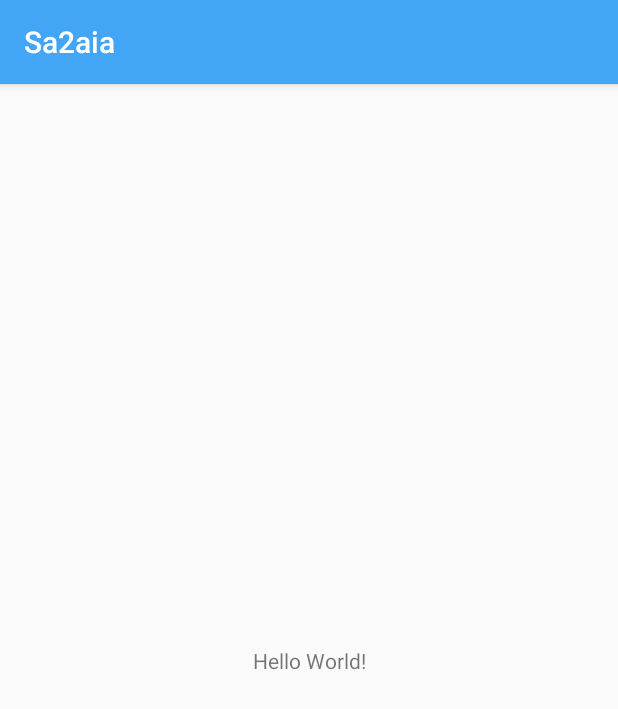
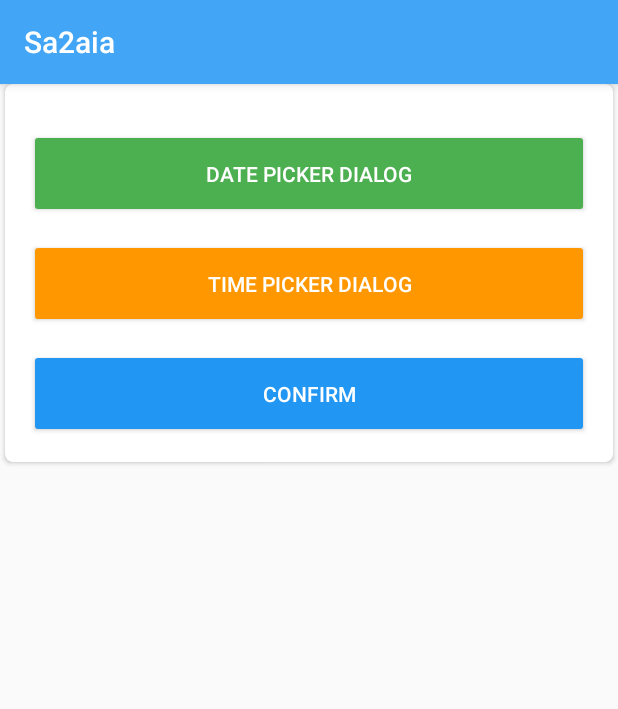
Before and after one commit to Ios-Poc/seqaya-android, an Android app: the screen it shows after launch (MainActivity), on a phone screen of 412 x 824 dp. Shown: the top 709 px of the screen. Run offline under Robolectric (Android 15) with nearby library versions, the phone set to English and light mode, and no system bars.

Commit message:
Date and Time

```diff
--- a/app/build.gradle
+++ b/app/build.gradle
@@ -22,6 +22,8 @@ dependencies {
     implementation fileTree(dir: 'libs', include: ['*.jar'])
     implementation 'com.android.support:appcompat-v7:26.1.0'
     implementation 'com.android.support.constraint:constraint-layout:1.0.2'
+    compile 'com.android.support:cardview-v7:23.3.+'
+    implementation 'com.android.support:support-v4:26.0.0-beta1'
     testImplementation 'junit:junit:4.12'
     androidTestImplementation 'com.android.support.test:runner:1.0.1'
     androidTestImplementation 'com.android.support.test.espresso:espresso-core:3.0.1'
--- a/app/src/main/java/com/ntg/user/sa2aia/MainActivity.java
+++ b/app/src/main/java/com/ntg/user/sa2aia/MainActivity.java
@@ -1,5 +1,7 @@
 package com.ntg.user.sa2aia;
 
+import android.support.v4.app.FragmentManager;
+import android.support.v4.app.FragmentTransaction;
 import android.support.v7.app.AppCompatActivity;
 import android.os.Bundle;
 
@@ -9,5 +11,11 @@ public class MainActivity extends AppCompatActivity {
     protected void onCreate(Bundle savedInstanceState) {
         super.onCreate(savedInstanceState);
         setContentView(R.layout.activity_main);
+        FragmentManager fragmentManager=getSupportFragmentManager();
+        FragmentTransaction fragmentTransaction=fragmentManager.beginTransaction();
+        fragmentTransaction.replace(R.id.container,new dateAndTimeFragment());
+        fragmentTransaction.commit();
+
+
     }
 }
--- /dev/null
+++ b/app/src/main/java/com/ntg/user/sa2aia/dateAndTimeFragment.java
@@ -0,0 +1,84 @@
+package com.ntg.user.sa2aia;
+
+
+import android.app.DatePickerDialog;
+import android.app.TimePickerDialog;
+import android.os.Bundle;
+import android.support.annotation.Nullable;
+import android.support.v4.app.Fragment;
+import android.view.LayoutInflater;
+import android.view.View;
+import android.view.ViewGroup;
+import android.widget.Button;
+import android.widget.DatePicker;
+import android.widget.TimePicker;
+
+import java.text.DateFormat;
+import java.util.Calendar;
+
+
+/**
+ * A simple {@link Fragment} subclass.
+ */
+public class dateAndTimeFragment extends Fragment implements View.OnClickListener {
+    View view;
+    private Button btn_dialog_1, btn_dialog_2, btn_dialog_confirm;
+    Calendar calendar;
+
+
+    @Override
+    public View onCreateView(LayoutInflater inflater, ViewGroup container,
+                             Bundle savedInstanceState) {
+        // Inflate the layout for this fragment
+        view = inflater.inflate(R.layout.fragment_date_and_time, container, false);
+        btn_dialog_1 = view.findViewById(R.id.btn_dialog_1);
+        btn_dialog_2 = view.findViewById(R.id.btn_dialog_2);
+        btn_dialog_confirm = view.findViewById(R.id.btn_dialog_confirm);
+
+        return view;
+    }
+
+    @Override
+    public void onActivityCreated(@Nullable Bundle savedInstanceState) {
+        super.onActivityCreated(savedInstanceState);
+
+        calendar=Calendar.getInstance();
+        btn_dialog_1.setOnClickListener(this);
+        btn_dialog_2.setOnClickListener(this);
+        btn_dialog_confirm.setOnClickListener(this);
+
+    }
+
+    @Override
+    public void onClick(View view) {
+        switch (view.getId()){
+            case R.id.btn_dialog_1:
+                DatePickerDialog datePickerDialog = new DatePickerDialog(getContext(), new DatePickerDialog.OnDateSetListener() {
+                    @Override
+                    public void onDateSet(DatePicker view, int year, int monthOfYear, int dayOfMonth) {
+                        calendar.set(Calendar.YEAR, year);
+                        calendar.set(Calendar.MONTH, monthOfYear);
+                        calendar.set(Calendar.DAY_OF_MONTH, dayOfMonth);
+                        String date = DateFormat.getDateInstance(DateFormat.MEDIUM).format(calendar.getTime());
+                        btn_dialog_1.setText(date);
+                    }
+                }, calendar.get(Calendar.YEAR), calendar.get(Calendar.MONTH), calendar.get(Calendar.DAY_OF_MONTH));
+                datePickerDialog.show();
+                break;
+
+            case R.id.btn_dialog_2:
+                TimePickerDialog timePickerDialog = new TimePickerDialog(getContext(), new TimePickerDialog.OnTimeSetListener() {
+                    @Override
+                    public void onTimeSet(TimePicker timePicker, int i, int i1) {
+                        calendar.set(Calendar.HOUR_OF_DAY, i);
+                        calendar.set(Calendar.MINUTE, i1);
+                        String time = DateFormat.getTimeInstance(DateFormat.SHORT).format(calendar.getTime());
+                        btn_dialog_2.setText(time);
+                    }
+                }, calendar.get(Calendar.HOUR_OF_DAY), calendar.get(Calendar.MINUTE), true);
+                timePickerDialog.show();
+                break;
+        }
+
+    }
+}
--- a/app/src/main/res/layout/activity_main.xml
+++ b/app/src/main/res/layout/activity_main.xml
@@ -1,18 +1,22 @@
 <?xml version="1.0" encoding="utf-8"?>
-<android.support.constraint.ConstraintLayout xmlns:android="http://schemas.android.com/apk/res/android"
+<LinearLayout xmlns:android="http://schemas.android.com/apk/res/android"
     xmlns:app="http://schemas.android.com/apk/res-auto"
     xmlns:tools="http://schemas.android.com/tools"
     android:layout_width="match_parent"
     android:layout_height="match_parent"
+    android:orientation="vertical"
     tools:context="com.ntg.user.sa2aia.MainActivity">
 
-    <TextView
-        android:layout_width="wrap_content"
-        android:layout_height="wrap_content"
-        android:text="Hello World!"
-        app:layout_constraintBottom_toBottomOf="parent"
-        app:layout_constraintLeft_toLeftOf="parent"
-        app:layout_constraintRight_toRightOf="parent"
-        app:layout_constraintTop_toTopOf="parent" />
 
-</android.support.constraint.ConstraintLayout>
+
+
+    <FrameLayout
+        android:id="@+id/container"
+        android:layout_width="match_parent"
+        android:layout_height="match_parent"></FrameLayout>
+
+
+
+
+
+</LinearLayout>
--- /dev/null
+++ b/app/src/main/res/layout/fragment_date_and_time.xml
@@ -0,0 +1,69 @@
+<FrameLayout xmlns:android="http://schemas.android.com/apk/res/android"
+    xmlns:tools="http://schemas.android.com/tools"
+    android:layout_width="match_parent"
+    android:layout_height="match_parent"
+    xmlns:app="http://schemas.android.com/apk/res-auto"
+    android:orientation="vertical"
+    tools:context="com.ntg.user.sa2aia.dateAndTimeFragment">
+
+    <!-- TODO: Update blank fragment layout -->
+    <android.support.v7.widget.CardView
+        android:layout_width="match_parent"
+        android:layout_height="wrap_content"
+        app:cardMaxElevation="5dp"
+        android:layout_marginLeft="3dp"
+        android:layout_marginRight="3dp"
+        android:layout_gravity="center_horizontal"
+        app:cardCornerRadius="5dp">
+    <LinearLayout
+        android:layout_width="match_parent"
+        android:layout_height="wrap_content"
+        android:orientation="vertical"
+        android:paddingBottom="16dp"
+        android:paddingLeft="16dp"
+        android:paddingRight="16dp"
+        android:paddingTop="16dp">
+
+    <Button
+        android:id="@+id/btn_dialog_1"
+        android:layout_width="match_parent"
+        android:layout_height="wrap_content"
+        android:layout_marginTop="14dp"
+        android:backgroundTint="#4CAF50"
+        android:padding="20dp"
+        android:text="Date Picker Dialog"
+        android:textColor="@color/white"
+        android:textSize="14sp" />
+
+    <Button
+        android:id="@+id/btn_dialog_2"
+        android:layout_width="match_parent"
+        android:layout_height="wrap_content"
+        android:layout_marginTop="14dp"
+        android:backgroundTint="#FF9800"
+        android:padding="20dp"
+        android:text="Time Picker Dialog"
+        android:textColor="@color/white"
+        android:textSize="14sp" />
+
+        <Button
+            android:id="@+id/btn_dialog_confirm"
+            android:layout_width="match_parent"
+            android:layout_height="wrap_content"
+            android:layout_marginTop="14dp"
+            android:backgroundTint="#2196F3"
+            android:padding="20dp"
+            android:text="Confirm"
+            android:textColor="@color/white"
+
+            android:textSize="14sp" />
+   </LinearLayout>
+    </android.support.v7.widget.CardView>
+
+
+
+
+
+
+
+</FrameLayout>
--- a/app/src/main/res/values/colors.xml
+++ b/app/src/main/res/values/colors.xml
@@ -3,4 +3,5 @@
     <color name="colorPrimary">#42a5f5</color>
     <color name="colorPrimaryDark">#2196f3</color>
     <color name="colorAccent">#FF4081</color>
+    <color name="white">#FFFFFF</color>
 </resources>
--- a/app/src/main/res/values/strings.xml
+++ b/app/src/main/res/values/strings.xml
@@ -1,3 +1,6 @@
 <resources>
     <string name="app_name">Sa2aia</string>
+
+    <!-- TODO: Remove or change this placeholder text -->
+    <string name="hello_blank_fragment">Hello blank fragment</string>
 </resources>
```
